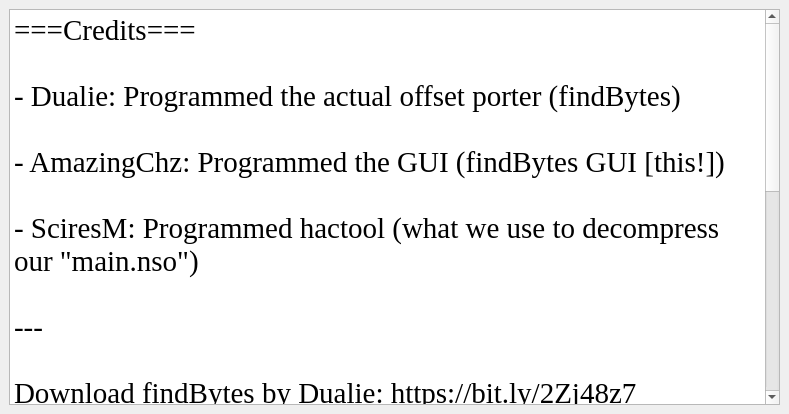
This is resources/interfaces/credits/credits.ui in tiliarou/findBytes-GUI as Qt 5 draws it before an edit. The edited form follows.
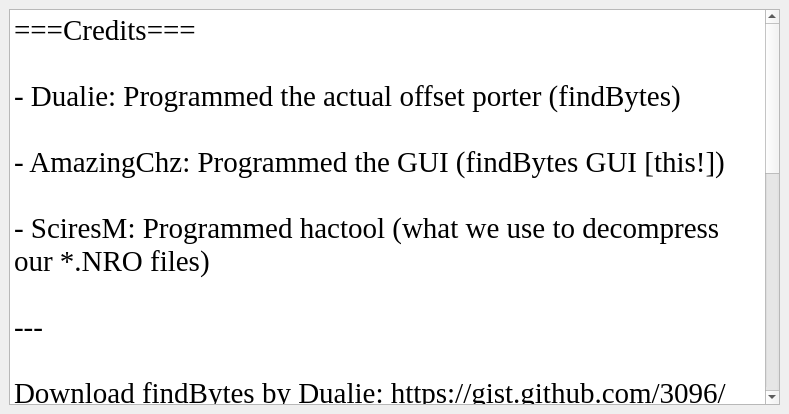
This is the edited form.

What changed in the file:
```diff
--- a/resources/interfaces/credits/credits.ui
+++ b/resources/interfaces/credits/credits.ui
@@ -33,15 +33,15 @@
 
 - AmazingChz: Programmed the GUI (findBytes GUI [this!])
 
-- SciresM: Programmed hactool (what we use to decompress our &quot;main.nso&quot;)
+- SciresM: Programmed hactool (what we use to decompress our *.NRO files)
 
 ---
 
-Download findBytes by Dualie: https://bit.ly/2Zj48z7
+Download findBytes by Dualie: https://gist.github.com/3096/ffd6d257f148aab0b74bfc50dfe43e80
 
-Download findBytes GUI by AmazingChz: &lt;placeholder&gt;
+Download findBytes GUI by AmazingChz: https://github.com/AmazingChz/findBytes-GUI/releases/latest
 
-Download hactool by SciresM: https://bit.ly/2NRAs5n
+Download hactool by SciresM: https://github.com/SciresM/hactool/releases/latest
 
 ---
 
```
